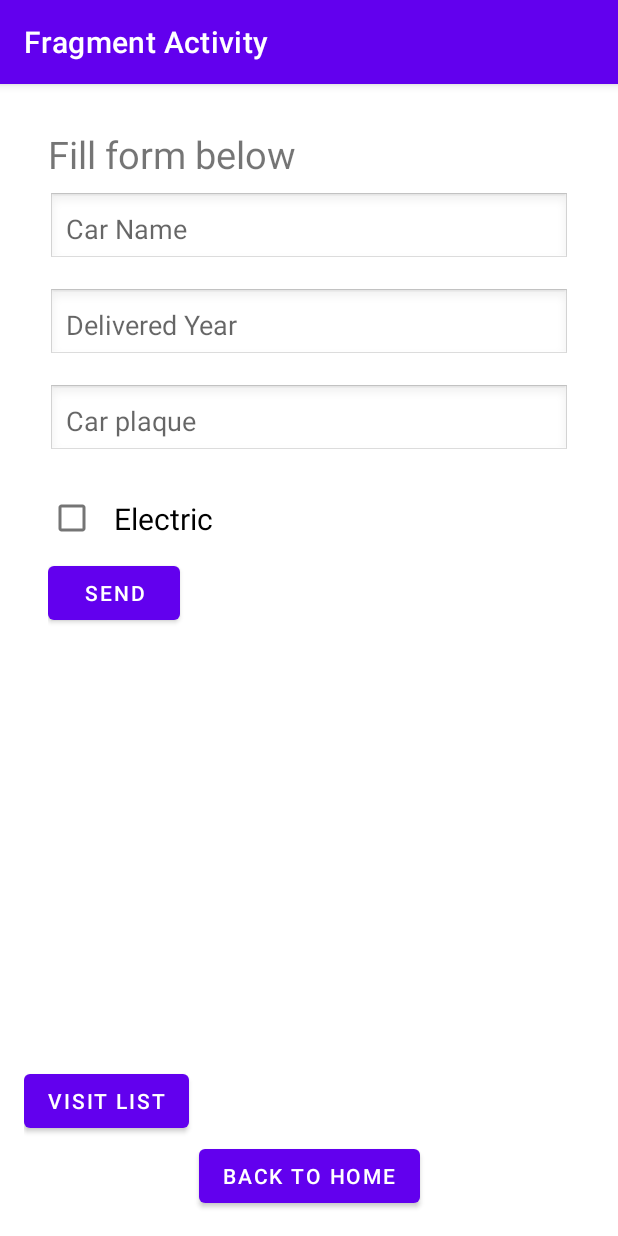
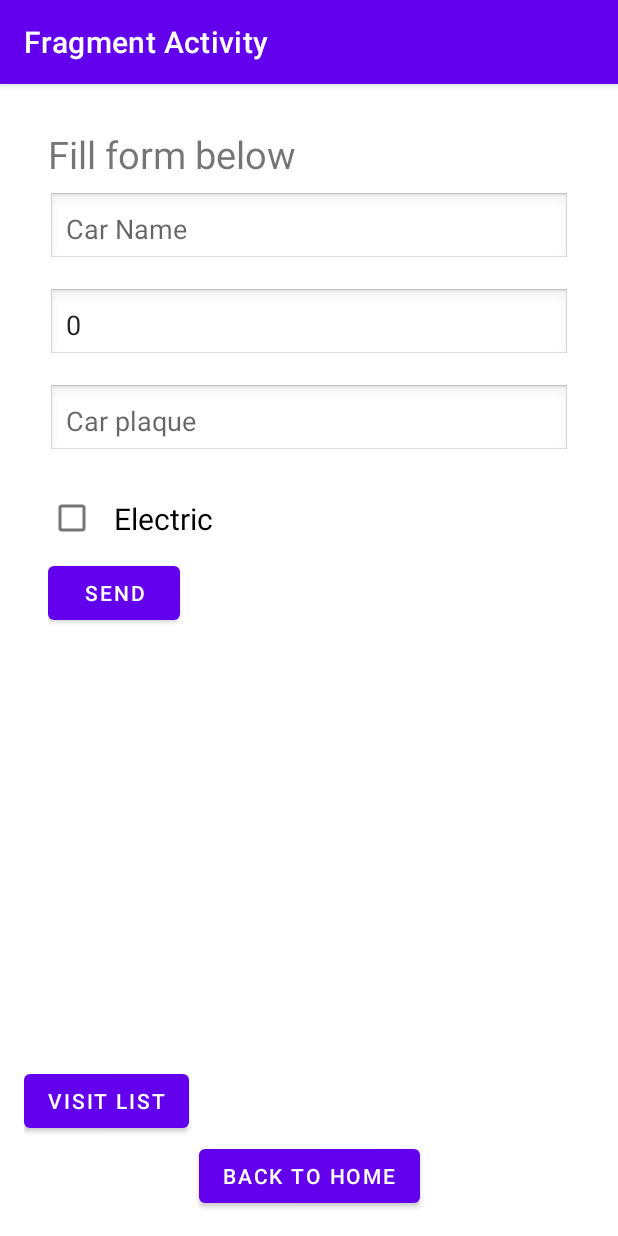
Before and after one commit to fidele22/mobileAppAss, an Android app: the fragment Fragment2 placed in its activity, after a tap on "EDIT", on a phone screen of 412 x 824 dp. Run offline under Robolectric (Android 15) with nearby library versions, the phone set to English and light mode, and no system bars.

```diff
--- a/androidapp/app/src/main/java/com/example/androidapp/crud/CarDAO.java
+++ b/androidapp/app/src/main/java/com/example/androidapp/crud/CarDAO.java
@@ -28,6 +28,25 @@ public class CarDAO {
         db.insert("cars", null, values);
     }
 
+    // Fetch a car by ID and return a Car object
+    public Car getCarById(int carId) {
+        SQLiteDatabase db = carDatabase.getReadableDatabase();
+        Cursor cursor = db.query("cars", null, "car_id = ?", new String[]{String.valueOf(carId)}, null, null, null);
+
+        if (cursor != null && cursor.moveToFirst()) {
+            String carName = cursor.getString(cursor.getColumnIndex("car_name"));
+            boolean isElectric = cursor.getInt(cursor.getColumnIndex("is_electric")) == 1;
+            int year = cursor.getInt(cursor.getColumnIndex("year"));
+
+            cursor.close();
+            // Return a Car object
+            return new Car(carId, carName, isElectric, year);
+        }
+
+        // Return null if no car is found
+        return null;
+    }
+
     // Method to update an existing car in the database
     public void updateCar(Car car) {
         SQLiteDatabase db = carDatabase.getWritableDatabase();
--- a/androidapp/app/src/main/java/com/example/androidapp/ui/adpters/CarAdapter.java
+++ b/androidapp/app/src/main/java/com/example/androidapp/ui/adpters/CarAdapter.java
@@ -16,7 +16,6 @@ public class CarAdapter extends RecyclerView.Adapter<CarAdapter.ViewHolder> {
     private Cursor cursor;
     private OnCarActionListener carActionListener;
 
-    // Constructor accepting the cursor and action listener
     public CarAdapter(Cursor cursor, OnCarActionListener carActionListener) {
         this.cursor = cursor;
         this.carActionListener = carActionListener;
@@ -31,10 +30,10 @@ public class CarAdapter extends RecyclerView.Adapter<CarAdapter.ViewHolder> {
     @Override
     public void onBindViewHolder(ViewHolder holder, int position) {
         cursor.moveToPosition(position);
-        int id = cursor.getInt(0);  // Assuming the first column is car_id
-        holder.carNameTextView.setText(cursor.getString(1)); // Assuming the second column is car_name
-        holder.yearTextView.setText(String.valueOf(cursor.getInt(3))); // Assuming the fourth column is year
-        holder.isElectricTextView.setText(cursor.getInt(2) == 1 ? "Electric" : "Not Electric"); // Third column is is_electric
+        int id = cursor.getInt(cursor.getColumnIndex("car_id"));
+        holder.carNameTextView.setText(cursor.getString(cursor.getColumnIndex("car_name")));
+        holder.yearTextView.setText(String.valueOf(cursor.getInt(cursor.getColumnIndex("year"))));
+        holder.isElectricTextView.setText(cursor.getInt(cursor.getColumnIndex("is_electric")) == 1 ? "Electric" : "Not Electric");
 
         // Edit Button Click
         holder.editButton.setOnClickListener(v -> carActionListener.onEdit(id));
@@ -60,8 +59,8 @@ public class CarAdapter extends RecyclerView.Adapter<CarAdapter.ViewHolder> {
             carNameTextView = itemView.findViewById(R.id.car_name_text_view);
             yearTextView = itemView.findViewById(R.id.year_text_view);
             isElectricTextView = itemView.findViewById(R.id.is_electric_text_view);
-            editButton = itemView.findViewById(R.id.edit_button);   // Button to edit the car
-            deleteButton = itemView.findViewById(R.id.delete_button);  // Button to delete the car
+            editButton = itemView.findViewById(R.id.edit_button);
+            deleteButton = itemView.findViewById(R.id.delete_button);
         }
     }
 
--- a/androidapp/app/src/main/java/com/example/androidapp/ui/fragmentactivity/Fragment1.java
+++ b/androidapp/app/src/main/java/com/example/androidapp/ui/fragmentactivity/Fragment1.java
@@ -9,7 +9,7 @@ import android.view.ViewGroup;
 import android.widget.Button;
 import android.widget.EditText;
 import android.widget.CheckBox;
-import android.widget.Toast; // Import Toast
+import android.widget.Toast;
 import androidx.annotation.NonNull;
 import androidx.annotation.Nullable;
 import androidx.fragment.app.Fragment;
@@ -18,40 +18,59 @@ import com.example.androidapp.R;
 
 public class Fragment1 extends Fragment {
 
+    private EditText carNameEditText;
+    private EditText carYearEditText;
+    private CheckBox isElectricCheckBox;
+    private CarDAO carDAO;
+    private Car car; // This will hold the car if editing
+
     @Nullable
     @Override
     public View onCreateView(@NonNull LayoutInflater inflater, @Nullable ViewGroup container, @Nullable Bundle savedInstanceState) {
         View view = inflater.inflate(R.layout.fragment_1, container, false);
 
-        // Find the button and set an OnClickListener for navigating to Fragment2
+        carNameEditText = view.findViewById(R.id.edit_text_car_name);
+        carYearEditText = view.findViewById(R.id.edit_text_car_year);
+        isElectricCheckBox = view.findViewById(R.id.checkbox_is_electric);
+
+        carDAO = new CarDAO(getContext());
+
+        // Check if editing a car
+        if (getArguments() != null) {
+            int carId = getArguments().getInt("carId", -1);
+            if (carId != -1) {
+                car = carDAO.getCarById(carId); // Fetch the car from database
+                if (car != null) {
+                    // Prepopulate fields if editing
+                    carNameEditText.setText(car.getCarName());
+                    carYearEditText.setText(String.valueOf(car.getYear()));
+                    isElectricCheckBox.setChecked(car.isElectric());
+                }
+            }
+        }
+
+        // Visit list button navigation
         Button visitListButton = view.findViewById(R.id.btn_visit_list);
-        visitListButton.setOnClickListener(new View.OnClickListener() {
-            @Override
-            public void onClick(View v) {
-                navigateToFragment2();
-            }
-        });
+        visitListButton.setOnClickListener(v -> navigateToFragment2());
 
+        // Send or update button logic
         Button sendButton = view.findViewById(R.id.send_button);
-        sendButton.setOnClickListener(new View.OnClickListener() {
-            @Override
-            public void onClick(View v) {
-                EditText carNameEditText = view.findViewById(R.id.edit_text_car_name);
-                EditText carYearEditText = view.findViewById(R.id.edit_text_car_year);
-//                EditText carPlaqueEditText = view.findViewById(R.id.edit_text_car_plaque);
-                CheckBox isElectricCheckBox = view.findViewById(R.id.checkbox_is_electric);
+        sendButton.setOnClickListener(v -> {
+            String carName = carNameEditText.getText().toString();
+            int carYear = Integer.parseInt(carYearEditText.getText().toString());
+            boolean isElectric = isElectricCheckBox.isChecked();
 
-                String carName = carNameEditText.getText().toString();
-                int carYear = Integer.parseInt(carYearEditText.getText().toString());
-//                String carPlaque = carPlaqueEditText.getText().toString();
-                boolean isElectric = isElectricCheckBox.isChecked();
-
-                int carId = 0; // or generate it based on your logic
-                Car car = new Car(carId, carName, isElectric, carYear);
-                CarDAO carDAO = new CarDAO(getContext());
-                carDAO.saveCar(car); // Save the car data
-
-                // Show success message
+            if (car != null) {
+                // Updating existing car
+                car.setCarName(carName);
+                car.setYear(carYear);
+                car.setElectric(isElectric);
+                carDAO.updateCar(car); // Update the car in the database
+                Toast.makeText(getContext(), "Car updated successfully", Toast.LENGTH_SHORT).show();
+            } else {
+                // Creating a new car
+                car = new Car(0, carName, isElectric, carYear);
+                carDAO.saveCar(car); // Save the new car in the database
                 Toast.makeText(getContext(), "Data sent successfully", Toast.LENGTH_SHORT).show();
             }
         });
@@ -64,7 +83,7 @@ public class Fragment1 extends Fragment {
         Fragment2 fragment2 = new Fragment2();
         FragmentTransaction transaction = getActivity().getSupportFragmentManager().beginTransaction();
         transaction.replace(R.id.fragment_container, fragment2);
-        transaction.addToBackStack(null);  // Add the transaction to the back stack so the user can navigate back
+        transaction.addToBackStack(null);  // Add to the back stack so the user can navigate back
         transaction.commit();
     }
 }
```
